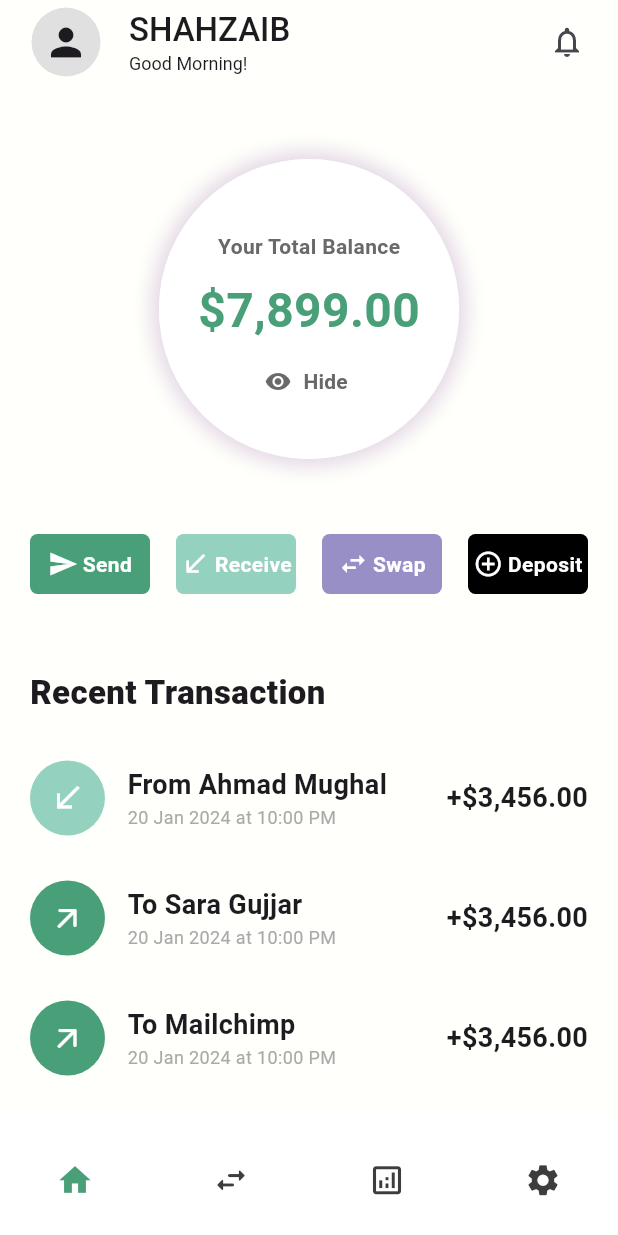
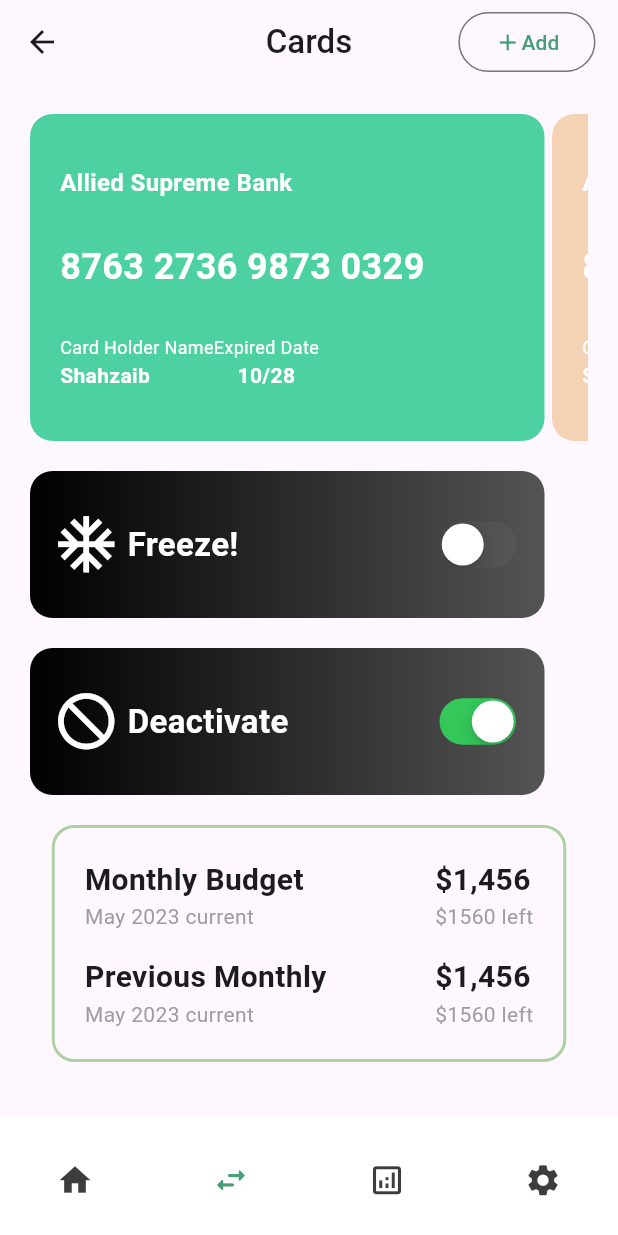
Before and after one commit to khusantoy/click-alternative, a Flutter app: the screen it shows after launch, on a phone screen of 412 x 824 dp. Run offline on Flutter 3.47's test engine with Material 3 defaults, Android fonts, the phone set to English and light mode, and no system bars; our stand-ins replace hexcolor.

Commit message:
added cards screen

```diff
--- a/lib/main.dart
+++ b/lib/main.dart
@@ -1,3 +1,4 @@
+import 'package:click_alternative/screens/cards_screen.dart';
 import 'package:click_alternative/screens/home_screen.dart';
 import 'package:flutter/material.dart';
 
@@ -10,7 +11,7 @@
   Widget build(BuildContext context) {
     return MaterialApp(
       debugShowCheckedModeBanner: false,
-      home: HomeScreen(),
+      home: CardScreen(),
     );
   }
 }
--- /dev/null
+++ b/lib/screens/cards_screen.dart
@@ -0,0 +1,461 @@
+import 'package:flutter/cupertino.dart';
+import 'package:flutter/material.dart';
+import 'package:flutter/widgets.dart';
+
+class CardScreen extends StatelessWidget {
+  @override
+  Widget build(BuildContext context) {
+    return Scaffold(
+      appBar: AppBar(
+        leading: const Icon(Icons.arrow_back),
+        title: const Text(
+          "Cards",
+          style: TextStyle(
+            fontWeight: FontWeight.w500,
+          ),
+        ),
+        centerTitle: true,
+        actions: [
+          OutlinedButton(
+            onPressed: () {},
+            child: const Row(
+              children: [
+                Icon(
+                  Icons.add,
+                  color: Color(0xFF49A078),
+                ),
+                Text(
+                  "Add",
+                  style: TextStyle(
+                    color: Color(0xFF49A078),
+                  ),
+                ),
+              ],
+            ),
+          ),
+          const SizedBox(
+            width: 15,
+          ),
+        ],
+      ),
+      body: SingleChildScrollView(
+        child: Padding(
+          padding: const EdgeInsets.all(20),
+          child: Column(
+            children: [
+              SingleChildScrollView(
+                scrollDirection: Axis.horizontal,
+                child: Row(
+                  children: [
+                    Container(
+                      width: 343,
+                      height: 218,
+                      decoration: BoxDecoration(
+                        borderRadius: BorderRadius.circular(15),
+                        color: const Color(0xFF4DD1A1),
+                      ),
+                      child: const Padding(
+                        padding: EdgeInsets.all(20),
+                        child: Column(
+                          crossAxisAlignment: CrossAxisAlignment.start,
+                          mainAxisAlignment: MainAxisAlignment.spaceAround,
+                          children: [
+                            Text(
+                              "Allied Supreme Bank",
+                              style: TextStyle(
+                                fontSize: 16,
+                                fontWeight: FontWeight.w700,
+                                color: Colors.white,
+                              ),
+                            ),
+                            Text(
+                              "8763 2736 9873 0329",
+                              style: TextStyle(
+                                fontSize: 24,
+                                fontWeight: FontWeight.w700,
+                                color: Colors.white,
+                              ),
+                            ),
+                            Row(
+                              children: [
+                                Column(
+                                  crossAxisAlignment: CrossAxisAlignment.start,
+                                  children: [
+                                    Text(
+                                      "Card Holder Name",
+                                      style: TextStyle(
+                                        fontSize: 12,
+                                        fontWeight: FontWeight.w400,
+                                        color: Colors.white,
+                                      ),
+                                    ),
+                                    Text(
+                                      "Shahzaib",
+                                      style: TextStyle(
+                                        fontSize: 14,
+                                        fontWeight: FontWeight.w700,
+                                        color: Colors.white,
+                                      ),
+                                    )
+                                  ],
+                                ),
+                                Column(
+                                  children: [
+                                    Text(
+                                      "Expired Date",
+                                      style: TextStyle(
+                                        fontSize: 12,
+                                        fontWeight: FontWeight.w400,
+                                        color: Colors.white,
+                                      ),
+                                    ),
+                                    Text(
+                                      "10/28",
+                                      style: TextStyle(
+                                        fontSize: 14,
+                                        fontWeight: FontWeight.w700,
+                                        color: Colors.white,
+                                      ),
+                                    ),
+                                  ],
+                                )
+                              ],
+                            )
+                          ],
+                        ),
+                      ),
+                    ),
+                    const SizedBox(
+                      width: 5,
+                    ),
+                    Container(
+                      width: 343,
+                      height: 218,
+                      decoration: BoxDecoration(
+                        borderRadius: BorderRadius.circular(15),
+                        color: const Color(0xFFF3D3B3),
+                      ),
+                      child: const Padding(
+                        padding: EdgeInsets.all(20),
+                        child: Column(
+                          crossAxisAlignment: CrossAxisAlignment.start,
+                          mainAxisAlignment: MainAxisAlignment.spaceAround,
+                          children: [
+                            Text(
+                              "Allied Supreme Bank",
+                              style: TextStyle(
+                                fontSize: 16,
+                                fontWeight: FontWeight.w700,
+                                color: Colors.white,
+                              ),
+                            ),
+                            Text(
+                              "8763 2736 9873 0329",
+                              style: TextStyle(
+                                fontSize: 24,
+                                fontWeight: FontWeight.w700,
+                                color: Colors.white,
+                              ),
+                            ),
+                            Row(
+                              children: [
+                                Column(
+                                  crossAxisAlignment: CrossAxisAlignment.start,
+                                  children: [
+                                    Text(
+                                      "Card Holder Name",
+                                      style: TextStyle(
+                                        fontSize: 12,
+                                        fontWeight: FontWeight.w400,
+                                        color: Colors.white,
+                                      ),
+                                    ),
+                                    Text(
+                                      "Shahzaib",
+                                      style: TextStyle(
+                                        fontSize: 14,
+                                        fontWeight: FontWeight.w700,
+                                        color: Colors.white,
+                                      ),
+                                    )
+                                  ],
+                                ),
+                                Column(
+                                  children: [
+                                    Text(
+                                      "Expired Date",
+                                      style: TextStyle(
+                                        fontSize: 12,
+                                        fontWeight: FontWeight.w400,
+                                        color: Colors.white,
+                                      ),
+                                    ),
+                                    Text(
+                                      "10/28",
+                                      style: TextStyle(
+                                        fontSize: 14,
+                                        fontWeight: FontWeight.w700,
+                                        color: Colors.white,
+                                      ),
+                                    ),
+                                  ],
+                                )
+                              ],
+                            )
+                          ],
+                        ),
+                      ),
+                    )
+                  ],
+                ),
+              ),
+              const SizedBox(
+                height: 20,
+              ),
+              Row(
+                children: [
+                  Container(
+                      width: 343,
+                      height: 98,
+                      decoration: BoxDecoration(
+                          borderRadius: BorderRadius.circular(15),
+                          gradient: const LinearGradient(
+                              colors: [Color(0xFF000000), Color(0xFF545454)])),
+                      child: Padding(
+                        padding: const EdgeInsets.all(15),
+                        child: Row(
+                          mainAxisAlignment: MainAxisAlignment.spaceBetween,
+                          children: [
+                            const Row(
+                              children: [
+                                Icon(
+                                  Icons.ac_unit,
+                                  color: Colors.white,
+                                  size: 45,
+                                ),
+                                SizedBox(
+                                  width: 5,
+                                ),
+                                Text(
+                                  "Freeze!",
+                                  style: TextStyle(
+                                    fontSize: 22,
+                                    fontWeight: FontWeight.w700,
+                                    color: Colors.white,
+                                  ),
+                                ),
+                              ],
+                            ),
+                            CupertinoSwitch(
+                              value: false,
+                              onChanged: (value) {},
+                            ),
+                          ],
+                        ),
+                      ))
+                ],
+              ),
+              const SizedBox(
+                height: 20,
+              ),
+              Row(
+                children: [
+                  Container(
+                    width: 343,
+                    height: 98,
+                    decoration: BoxDecoration(
+                        borderRadius: BorderRadius.circular(15),
+                        gradient: const LinearGradient(
+                            colors: [Color(0xFF000000), Color(0xFF545454)])),
+                    child: Padding(
+                      padding: const EdgeInsets.all(15),
+                      child: Row(
+                        mainAxisAlignment: MainAxisAlignment.spaceBetween,
+                        children: [
+                          const Row(
+                            children: [
+                              Icon(
+                                Icons.not_interested,
+                                color: Colors.white,
+                                size: 45,
+                              ),
+                              SizedBox(
+                                width: 5,
+                              ),
+                              Text(
+                                "Deactivate",
+                                style: TextStyle(
+                                  fontSize: 22,
+                                  fontWeight: FontWeight.w700,
+                                  color: Colors.white,
+                                ),
+                              ),
+                            ],
+                          ),
+                          CupertinoSwitch(
+                            value: true,
+                            onChanged: (value) {},
+                          ),
+                        ],
+                      ),
+                    ),
+                  ),
+                ],
+              ),
+              const SizedBox(
+                height: 20,
+              ),
+              Container(
+                width: 343,
+                height: 158,
+                decoration: BoxDecoration(
+                  borderRadius: BorderRadius.circular(15),
+                  border: Border.all(
+                    width: 2,
+                    color: const Color(0xFFADD1A1),
+                  ),
+                ),
+                child: const Padding(
+                    padding: EdgeInsets.all(20),
+                    child: Column(
+                      mainAxisAlignment: MainAxisAlignment.spaceBetween,
+                      children: [
+                        Row(
+                          mainAxisAlignment: MainAxisAlignment.spaceBetween,
+                          children: [
+                            Column(
+                              crossAxisAlignment: CrossAxisAlignment.start,
+                              children: [
+                                Text(
+                                  "Monthly Budget",
+                                  style: TextStyle(
+                                    fontSize: 20,
+                                    fontWeight: FontWeight.w700,
+                                  ),
+                                ),
+                                Text(
+                                  "May 2023 current",
+                                  style: TextStyle(
+                                    fontSize: 14,
+                                    color: Colors.grey,
+                                  ),
+                                )
+                              ],
+                            ),
+                            Column(
+                              crossAxisAlignment: CrossAxisAlignment.start,
+                              children: [
+                                Text(
+                                  "\$1,456",
+                                  style: TextStyle(
+                                    fontSize: 20,
+                                    fontWeight: FontWeight.w700,
+                                  ),
+                                ),
+                                Text(
+                                  "\$1560 left",
+                                  style: TextStyle(
+                                    fontSize: 14,
+                                    color: Colors.grey,
+                                  ),
+                                )
+                              ],
+                            )
+                          ],
+                        ),
+                        Row(
+                          mainAxisAlignment: MainAxisAlignment.spaceBetween,
+                          children: [
+                            Column(
+                              crossAxisAlignment: CrossAxisAlignment.start,
+                              children: [
+                                Text(
+                                  "Previous Monthly",
+                                  style: TextStyle(
+                                    fontSize: 20,
+                                    fontWeight: FontWeight.w700,
+                                  ),
+                                ),
+                                Text(
+                                  "May 2023 current",
+                                  style: TextStyle(
+                                    fontSize: 14,
+                                    color: Colors.grey,
+                                  ),
+                                )
+                              ],
+                            ),
+                            Column(
+                              crossAxisAlignment: CrossAxisAlignment.start,
+                              children: [
+                                Text(
+                                  "\$1,456",
+                                  style: TextStyle(
+                                    fontSize: 20,
+                                    fontWeight: FontWeight.w700,
+                                  ),
+                                ),
+                                Text(
+                                  "\$1560 left",
+                                  style: TextStyle(
+                                    fontSize: 14,
+                                    color: Colors.grey,
+                                  ),
+                                )
+                              ],
+                            )
+                          ],
+                        ),
+                      ],
+                    )),
+              ),
+            ],
+          ),
+        ),
+      ),
+      bottomNavigationBar: BottomAppBar(
+          color: const Color.fromRGBO(255, 255, 255, 1),
+          shadowColor: const Color.fromRGBO(0, 0, 0, 0.25),
+          child: Padding(
+            padding: const EdgeInsets.all(10),
+            child: Row(
+              mainAxisAlignment: MainAxisAlignment.spaceBetween,
+              children: [
+                IconButton(
+                  onPressed: () {},
+                  icon: const Icon(
+                    Icons.home,
+                    size: 25,
+                    color: Color.fromRGBO(62, 60, 60, 1),
+                  ),
+                ),
+                IconButton(
+                  onPressed: () {},
+                  icon: const Icon(
+                    Icons.swap_horiz_rounded,
+                    size: 25,
+                    color: Color.fromRGBO(73, 160, 120, 1),
+                  ),
+                ),
+                IconButton(
+                  onPressed: () {},
+                  icon: const Icon(
+                    Icons.analytics_outlined,
+                    size: 25,
+                    color: Color.fromRGBO(62, 60, 60, 1),
+                  ),
+                ),
+                IconButton(
+                  onPressed: () {},
+                  icon: const Icon(
+                    Icons.settings,
+                    size: 25,
+                    color: Color.fromRGBO(62, 60, 60, 1),
+                  ),
+                )
+              ],
+            ),
+          )),
+    );
+  }
+}
```
